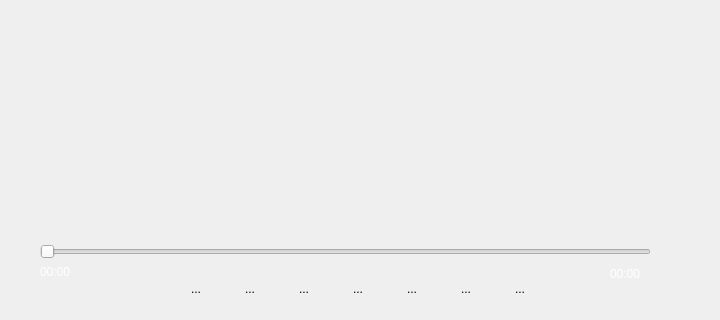
This is playcontroller.ui in chenhuan0/intel-client as Qt 5 draws it before an edit; both pictures show x 0 to 720 and y 256 to 576 of the 720 by 576 pixel window. The edited form follows.
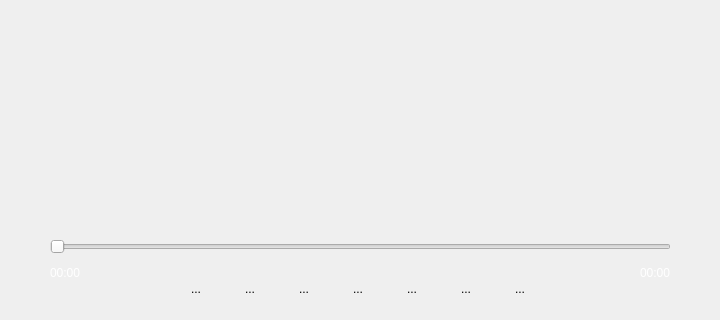
This is the edited form. Icons and pictures are not drawn.

Diff of the .ui file:
```diff
--- a/playcontroller.ui
+++ b/playcontroller.ui
@@ -25,53 +25,6 @@
   <property name="windowTitle">
    <string>Form</string>
   </property>
-  <widget class="QSlider" name="horizontalSlider">
-   <property name="geometry">
-    <rect>
-     <x>40</x>
-     <y>500</y>
-     <width>611</width>
-     <height>16</height>
-    </rect>
-   </property>
-   <property name="orientation">
-    <enum>Qt::Horizontal</enum>
-   </property>
-  </widget>
-  <widget class="QLabel" name="nowTime">
-   <property name="geometry">
-    <rect>
-     <x>40</x>
-     <y>520</y>
-     <width>61</width>
-     <height>16</height>
-    </rect>
-   </property>
-   <property name="styleSheet">
-    <string notr="true">color: rgb(255, 255, 255);
-font: 12pt &quot;Sans Serif&quot;;</string>
-   </property>
-   <property name="text">
-    <string>00:00</string>
-   </property>
-  </widget>
-  <widget class="QLabel" name="totalTime">
-   <property name="geometry">
-    <rect>
-     <x>610</x>
-     <y>520</y>
-     <width>71</width>
-     <height>20</height>
-    </rect>
-   </property>
-   <property name="styleSheet">
-    <string notr="true">color: rgb(255, 255, 255);
-font: 12pt &quot;Sans Serif&quot;;</string>
-   </property>
-   <property name="text">
-    <string>00:00</string>
-   </property>
-  </widget>
   <widget class="QWidget" name="layoutWidget">
    <property name="geometry">
     <rect>
@@ -224,6 +177,64 @@
     </item>
    </layout>
   </widget>
+  <widget class="QWidget" name="">
+   <property name="geometry">
+    <rect>
+     <x>50</x>
+     <y>495</y>
+     <width>621</width>
+     <height>46</height>
+    </rect>
+   </property>
+   <layout class="QVBoxLayout" name="verticalLayout">
+    <item>
+     <widget class="QSlider" name="horizontalSlider">
+      <property name="orientation">
+       <enum>Qt::Horizontal</enum>
+      </property>
+     </widget>
+    </item>
+    <item>
+     <layout class="QHBoxLayout" name="horizontalLayout_2">
+      <item>
+       <widget class="QLabel" name="nowTime">
+        <property name="styleSheet">
+         <string notr="true">color: rgb(255, 255, 255);
+font: 12pt &quot;Sans Serif&quot;;</string>
+        </property>
+        <property name="text">
+         <string>00:00</string>
+        </property>
+       </widget>
+      </item>
+      <item>
+       <spacer name="horizontalSpacer">
+        <property name="orientation">
+         <enum>Qt::Horizontal</enum>
+        </property>
+        <property name="sizeHint" stdset="0">
+         <size>
+          <width>40</width>
+          <height>20</height>
+         </size>
+        </property>
+       </spacer>
+      </item>
+      <item>
+       <widget class="QLabel" name="totalTime">
+        <property name="styleSheet">
+         <string notr="true">color: rgb(255, 255, 255);
+font: 12pt &quot;Sans Serif&quot;;</string>
+        </property>
+        <property name="text">
+         <string>00:00</string>
+        </property>
+       </widget>
+      </item>
+     </layout>
+    </item>
+   </layout>
+  </widget>
  </widget>
  <resources>
   <include location="resources.qrc"/>
```
